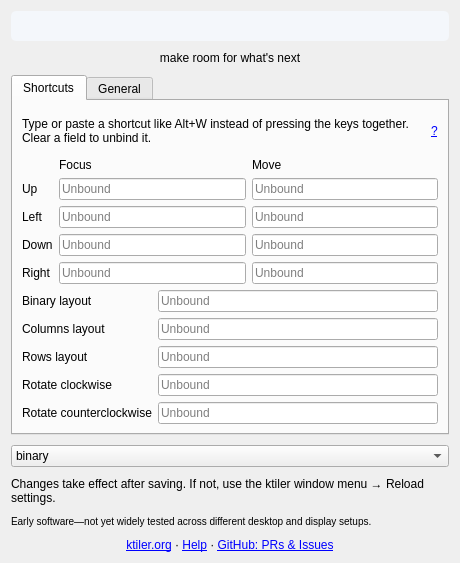
This is kwin/contents/ui/config.ui in jars/ktiler as Qt 5 draws it before an edit. The edited form follows.
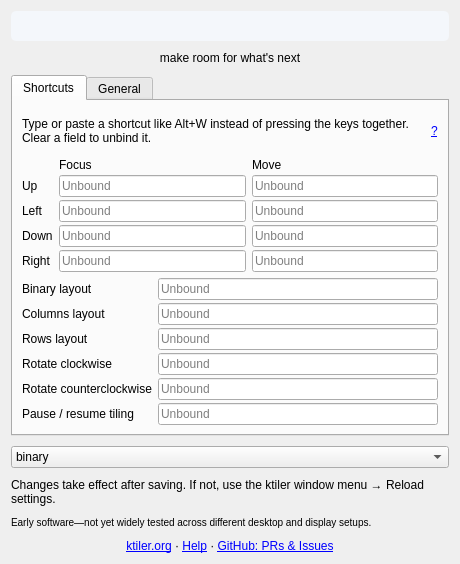
This is the edited form. Icons and pictures are not drawn.

Patch:
```diff
--- a/kwin/contents/ui/config.ui
+++ b/kwin/contents/ui/config.ui
@@ -38,6 +38,7 @@
          </widget></item>
         </layout></item>
         <item><layout class="QGridLayout" name="directionShortcuts">
+          <property name="verticalSpacing"><number>3</number></property>
          <item row="0" column="1"><widget class="QLabel" name="focusHeading"><property name="text"><string>Focus</string></property></widget></item>
          <item row="0" column="2"><widget class="QLabel" name="moveHeading"><property name="text"><string>Move</string></property></widget></item>
          <item row="1" column="0"><widget class="QLabel" name="upLabel"><property name="text"><string>Up</string></property></widget></item>
@@ -86,6 +87,7 @@
          </widget></item>
         </layout></item>
         <item><layout class="QFormLayout" name="layoutShortcuts">
+          <property name="verticalSpacing"><number>3</number></property>
          <item row="0" column="0"><widget class="QLabel" name="binaryKeyLabel">
           <property name="text"><string>Binary layout</string></property>
           <property name="buddy"><cstring>kcfg_ShortcutLayoutBinary</cstring></property>
@@ -126,6 +128,14 @@
            <property name="placeholderText"><string>Unbound</string></property>
           <property name="clearButtonEnabled"><bool>true</bool></property>
          </widget></item>
+          <item row="5" column="0"><widget class="QLabel" name="pauseKeyLabel">
+           <property name="text"><string>Pause / resume tiling</string></property>
+           <property name="buddy"><cstring>kcfg_ShortcutPause</cstring></property>
+          </widget></item>
+          <item row="5" column="1"><widget class="QLineEdit" name="kcfg_ShortcutPause">
+           <property name="placeholderText"><string>Unbound</string></property>
+           <property name="clearButtonEnabled"><bool>true</bool></property>
+          </widget></item>
         </layout></item>
        </layout>
       </widget>
```
Lines whose indentation alone changed are shown as unchanged.
